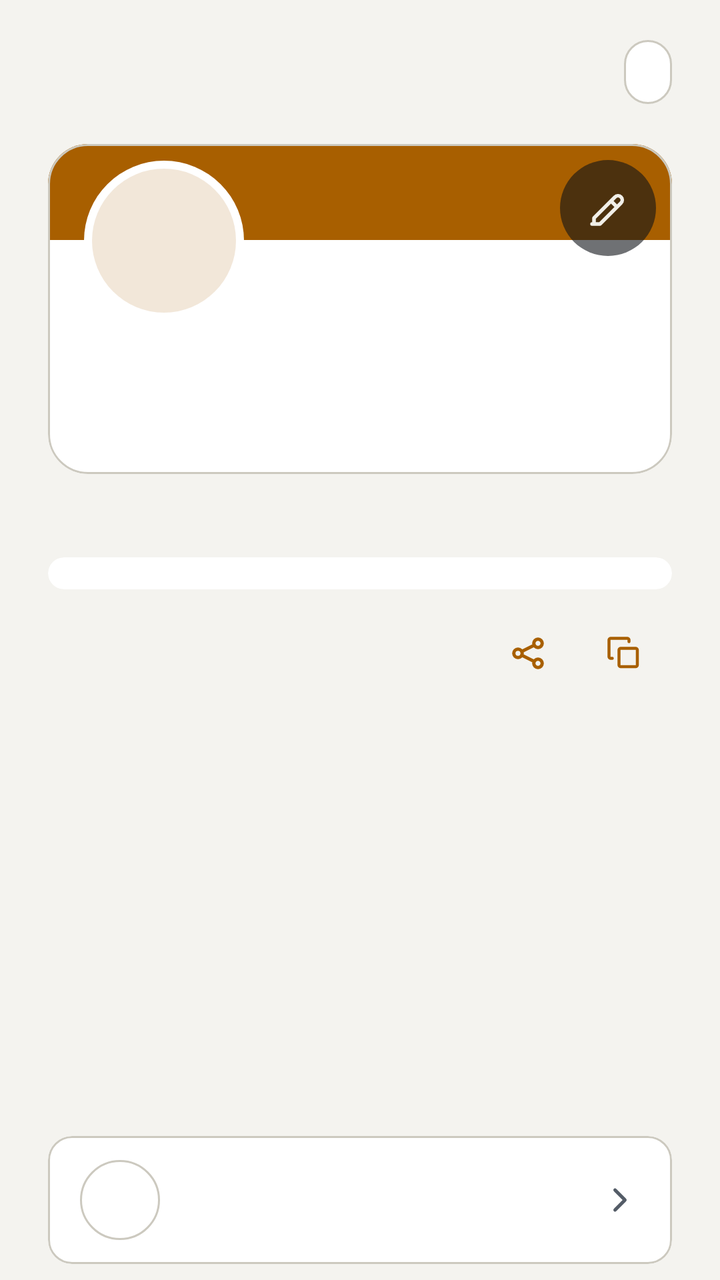
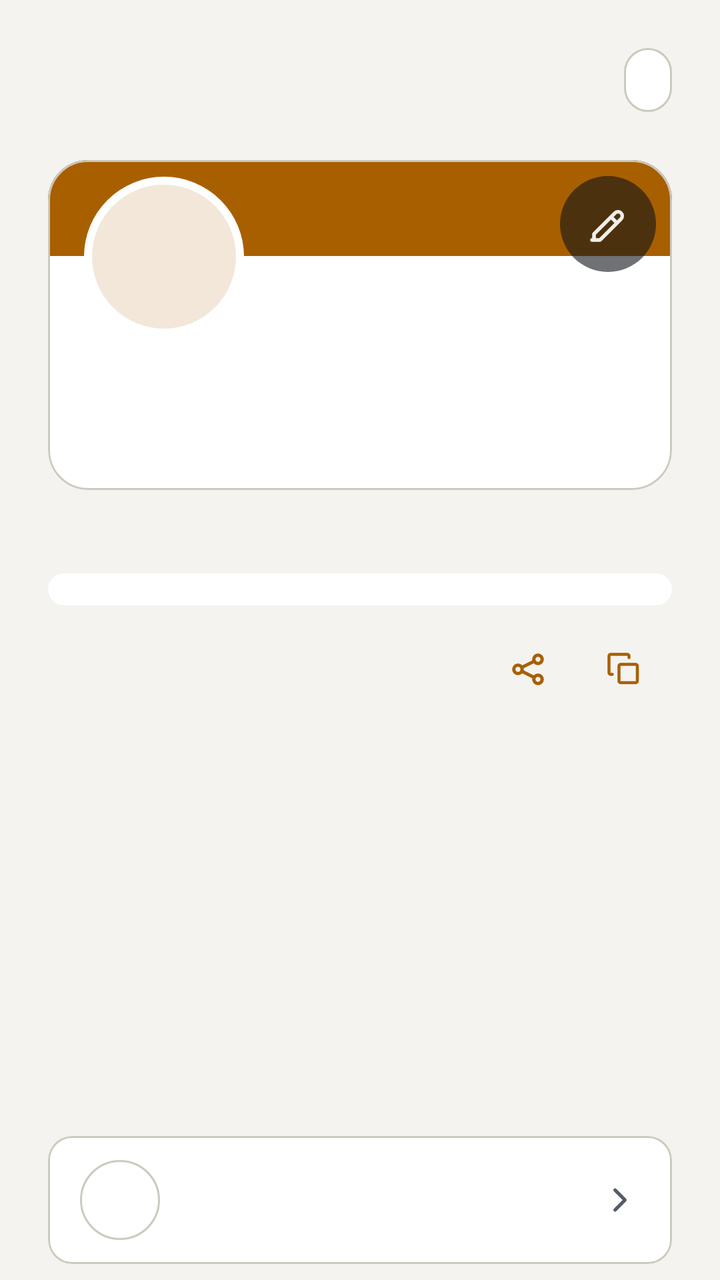

Two renders of the same Android screen: before a commit and after it. Below are the layout's source before the change and the commit's diff.
<!-- AndroidManifest.xml: application theme Theme.Tilde -->
<!-- res/layout/panel_share.xml -->
<?xml version="1.0" encoding="utf-8"?>
<LinearLayout xmlns:android="http://schemas.android.com/apk/res/android"
    xmlns:app="http://schemas.android.com/apk/res-auto"
    android:layout_width="match_parent"
    android:layout_height="match_parent"
    android:orientation="vertical">

    <ScrollView
        android:layout_width="match_parent"
        android:layout_height="0dp"
        android:layout_weight="1"
        android:fillViewport="true">

        <LinearLayout
            android:layout_width="match_parent"
            android:layout_height="wrap_content"
            android:orientation="vertical"
            android:paddingHorizontal="24dp"
            android:paddingTop="16dp"
            android:paddingBottom="16dp">

            <LinearLayout
                android:layout_width="match_parent"
                android:layout_height="wrap_content"
                android:gravity="center_vertical"
                android:orientation="horizontal">

                
                <TextView
                    android:id="@+id/brand"
                    android:layout_width="0dp"
                    android:layout_height="wrap_content"
                    android:layout_weight="1"
                    android:background="?attr/selectableItemBackground"
                    android:ellipsize="end"
                    android:minHeight="40dp"
                    android:gravity="center_vertical"
                    android:singleLine="true"
                    android:fontFamily="monospace"
                    android:textColor="@color/text"
                    android:textSize="16sp" />

                <TextView
                    android:id="@+id/state"
                    android:layout_width="wrap_content"
                    android:layout_height="wrap_content"
                    android:background="@drawable/bg_chip"
                    android:foreground="?attr/selectableItemBackgroundBorderless"
                    android:minHeight="32dp"
                    android:gravity="center"
                    android:paddingHorizontal="12dp"
                    android:paddingVertical="4dp"
                    android:textSize="13sp" />
            </LinearLayout>

            
            <FrameLayout
                android:layout_width="match_parent"
                android:layout_height="wrap_content"
                android:layout_marginTop="16dp">

                <include
                    android:id="@+id/profile_card"
                    layout="@layout/view_card"
                    android:layout_width="match_parent"
                    android:layout_height="wrap_content" />

                <ImageButton
                    android:id="@+id/card_edit"
                    android:layout_width="48dp"
                    android:layout_height="48dp"
                    android:layout_gravity="top|end"
                    android:layout_margin="8dp"
                    android:background="@drawable/bg_edit_button"
                    android:contentDescription="@string/edit_card"
                    android:padding="12dp"
                    android:src="@drawable/ic_edit"
                    app:tint="@color/on_band" />
            </FrameLayout>

            <com.google.android.material.button.MaterialButton
                android:id="@+id/set_up_profile"
                android:layout_width="wrap_content"
                android:layout_height="wrap_content"
                android:layout_gravity="center_horizontal"
                android:layout_marginTop="16dp"
                android:text="@string/set_up_profile"
                android:visibility="gone" />

            <TextView
                android:id="@+id/tagline"
                android:layout_width="match_parent"
                android:layout_height="wrap_content"
                android:layout_marginTop="4dp"
                android:gravity="center"
                android:textColor="@color/muted"
                android:textSize="16sp" />

            
            <com.google.android.material.card.MaterialCardView
                android:id="@+id/qr_card"
                android:layout_width="match_parent"
                android:layout_height="wrap_content"
                android:layout_gravity="center_horizontal"
                android:layout_marginTop="16dp"
                app:cardBackgroundColor="@color/qr_light"
                app:cardCornerRadius="20dp"
                app:cardElevation="0dp"
                app:strokeWidth="0dp">

                <ImageView
                    android:id="@+id/qr"
                    android:layout_width="match_parent"
                    android:layout_height="wrap_content"
                    android:adjustViewBounds="true"
                    android:contentDescription="@string/qr_description"
                    android:padding="8dp"
                    android:scaleType="fitCenter" />
            </com.google.android.material.card.MaterialCardView>

            
            <TextView
                android:id="@+id/qr_too_long"
                style="@style/Hint"
                android:layout_marginTop="24dp"
                android:gravity="center"
                android:text="@string/qr_too_long"
                android:visibility="gone" />

            
            <LinearLayout
                android:layout_width="match_parent"
                android:layout_height="wrap_content"
                android:layout_marginTop="8dp"
                android:gravity="center_vertical"
                android:orientation="horizontal">

                <TextView
                    android:id="@+id/qr_opens"
                    android:layout_width="0dp"
                    android:layout_height="wrap_content"
                    android:layout_weight="1"
                    android:ellipsize="middle"
                    android:gravity="center"
                    android:singleLine="true"
                    android:textColor="@color/text"
                    android:textSize="16sp" />

                <LinearLayout
                    android:id="@+id/share_actions"
                    android:layout_width="wrap_content"
                    android:layout_height="wrap_content"
                    android:orientation="horizontal">

                    <com.google.android.material.button.MaterialButton
                        android:id="@+id/share_send"
                        style="@style/Widget.Material3.Button.IconButton"
                        android:layout_width="48dp"
                        android:layout_height="48dp"
                        android:contentDescription="@string/share_send"
                        app:icon="@drawable/ic_nav_share"
                        app:iconTint="@color/accent" />

                    <com.google.android.material.button.MaterialButton
                        android:id="@+id/share_copy"
                        style="@style/Widget.Material3.Button.IconButton"
                        android:layout_width="48dp"
                        android:layout_height="48dp"
                        android:contentDescription="@string/share_copy"
                        app:icon="@drawable/ic_copy"
                        app:iconTint="@color/accent" />
                </LinearLayout>
            </LinearLayout>

            <LinearLayout
                android:id="@+id/wifi_missing"
                android:layout_width="match_parent"
                android:layout_height="wrap_content"
                android:layout_marginTop="24dp"
                android:gravity="center"
                android:orientation="vertical"
                android:visibility="gone">

                <TextView
                    style="@style/Hint"
                    android:gravity="center"
                    android:text="@string/wifi_missing" />

                <com.google.android.material.button.MaterialButton
                    android:id="@+id/open_settings"
                    style="@style/Widget.Material3.Button.TonalButton"
                    android:layout_width="wrap_content"
                    android:layout_height="wrap_content"
                    android:layout_marginTop="8dp"
                    android:text="@string/open_settings" />
            </LinearLayout>

            <TextView
                android:id="@+id/iphone_hint"
                android:layout_width="match_parent"
                android:layout_height="wrap_content"
                android:layout_marginTop="12dp"
                android:gravity="center"
                android:textColor="@color/accent"
                android:textSize="15sp" />

            <com.google.android.material.button.MaterialButton
                android:id="@+id/nfc_settings"
                style="@style/Widget.Material3.Button.TonalButton"
                android:layout_width="wrap_content"
                android:layout_height="wrap_content"
                android:layout_gravity="center_horizontal"
                android:layout_marginTop="12dp"
                android:text="@string/open_nfc_settings"
                android:visibility="gone" />

            <TextView
                android:id="@+id/meta"
                android:layout_width="match_parent"
                android:layout_height="wrap_content"
                android:layout_marginTop="10dp"
                android:fontFamily="monospace"
                android:gravity="center"
                android:textColor="@color/dim"
                android:textSize="12sp" />
        </LinearLayout>
    </ScrollView>

    
    <com.google.android.material.card.MaterialCardView
        android:id="@+id/share_row"
        style="@style/Widget.Material3.CardView.Outlined"
        android:layout_width="match_parent"
        android:layout_height="wrap_content"
        android:layout_marginHorizontal="24dp"
        android:layout_marginTop="4dp"
        android:clickable="true"
        android:focusable="true"
        app:cardBackgroundColor="@color/panel"
        app:strokeColor="@color/line_strong">

        <include android:id="@+id/share_row_content" layout="@layout/row_preset" />
    </com.google.android.material.card.MaterialCardView>

    
    <HorizontalScrollView
        android:id="@+id/quick_switch_scroll"
        android:layout_width="match_parent"
        android:layout_height="wrap_content"
        android:clipToPadding="false"
        android:paddingHorizontal="24dp"
        android:paddingVertical="4dp"
        android:scrollbars="none">

        <com.google.android.material.chip.ChipGroup
            android:id="@+id/quick_switch"
            android:layout_width="wrap_content"
            android:layout_height="wrap_content"
            app:selectionRequired="true"
            app:singleLine="true"
            app:singleSelection="true" />
    </HorizontalScrollView>
</LinearLayout>
<!-- res/layout/view_card.xml (included above) -->
<?xml version="1.0" encoding="utf-8"?>
<com.google.android.material.card.MaterialCardView xmlns:android="http://schemas.android.com/apk/res/android"
    xmlns:app="http://schemas.android.com/apk/res-auto"
    android:layout_width="match_parent"
    android:layout_height="wrap_content"
    app:cardBackgroundColor="@color/panel_raised"
    app:cardCornerRadius="20dp"
    app:cardElevation="0dp"
    app:strokeColor="@color/line_strong"
    app:strokeWidth="1dp">

    
    <LinearLayout
        android:layout_width="match_parent"
        android:layout_height="wrap_content"
        android:orientation="vertical"
        android:paddingBottom="16dp">

        
        <View
            android:id="@+id/card_band"
            android:layout_width="match_parent"
            android:layout_height="48dp"
            android:background="@color/accent" />

        
        <FrameLayout
            android:layout_width="80dp"
            android:layout_height="80dp"
            android:layout_marginStart="18dp"
            android:layout_marginTop="-40dp"
            android:background="@drawable/bg_avatar_ring"
            android:padding="4dp">

            <include
                android:id="@+id/card_avatar"
                layout="@layout/view_avatar"
                android:layout_width="match_parent"
                android:layout_height="match_parent" />
        </FrameLayout>

        <TextView
            android:id="@+id/name"
            android:layout_width="match_parent"
            android:layout_height="wrap_content"
            android:layout_marginHorizontal="20dp"
            android:layout_marginTop="6dp"
            android:textColor="@color/text"
            android:textSize="24sp"
            android:textStyle="bold" />

        <TextView
            android:id="@+id/card_title"
            android:layout_width="match_parent"
            android:layout_height="wrap_content"
            android:layout_marginHorizontal="20dp"
            android:layout_marginTop="2dp"
            android:textColor="@color/muted"
            android:textSize="15sp" />
    </LinearLayout>
</com.google.android.material.card.MaterialCardView>
<!-- res/layout/row_preset.xml (included above) -->
<?xml version="1.0" encoding="utf-8"?>
<LinearLayout xmlns:android="http://schemas.android.com/apk/res/android"
    xmlns:app="http://schemas.android.com/apk/res-auto"
    android:layout_width="match_parent"
    android:layout_height="wrap_content"
    android:background="?attr/selectableItemBackground"
    android:gravity="center_vertical"
    android:minHeight="64dp"
    android:orientation="horizontal"
    android:paddingHorizontal="16dp"
    android:paddingVertical="10dp">

    
    <FrameLayout
        android:layout_width="40dp"
        android:layout_height="40dp"
        android:background="@drawable/bg_monogram">

        <ImageView
            android:id="@+id/logo"
            android:layout_width="22dp"
            android:layout_height="22dp"
            android:layout_gravity="center"
            android:importantForAccessibility="no" />

        <TextView
            android:id="@+id/monogram"
            android:layout_width="match_parent"
            android:layout_height="match_parent"
            android:fontFamily="monospace"
            android:gravity="center"
            android:textColor="@color/accent"
            android:textSize="15sp"
            android:textStyle="bold" />
    </FrameLayout>

    <LinearLayout
        android:layout_width="0dp"
        android:layout_height="wrap_content"
        android:layout_marginStart="14dp"
        android:layout_weight="1"
        android:orientation="vertical">

        <TextView
            android:id="@+id/title"
            android:layout_width="match_parent"
            android:layout_height="wrap_content"
            android:textColor="@color/text"
            android:textSize="16sp" />

        <TextView
            android:id="@+id/subtitle"
            android:layout_width="match_parent"
            android:layout_height="wrap_content"
            android:layout_marginTop="2dp"
            android:ellipsize="end"
            android:maxLines="1"
            android:textColor="@color/muted"
            android:textSize="13sp" />

        
        <TextView
            android:id="@+id/note"
            android:layout_width="match_parent"
            android:layout_height="wrap_content"
            android:layout_marginTop="2dp"
            android:text="@string/iphone_scan_only"
            android:textColor="@color/accent"
            android:textSize="13sp"
            android:visibility="gone" />
    </LinearLayout>

    
    <ImageView
        android:id="@+id/star"
        android:layout_width="40dp"
        android:layout_height="40dp"
        android:layout_marginStart="4dp"
        android:background="?attr/selectableItemBackgroundBorderless"
        android:contentDescription="@string/picker_star"
        android:padding="9dp"
        android:src="@drawable/ic_star"
        android:visibility="gone"
        app:tint="@color/muted" />

    
    <TextView
        android:id="@+id/set_up"
        android:layout_width="wrap_content"
        android:layout_height="wrap_content"
        android:layout_marginStart="8dp"
        android:text="@string/picker_set_up"
        android:textColor="@color/accent"
        android:textSize="14sp"
        android:textStyle="bold"
        android:visibility="gone" />

    <ImageView
        android:id="@+id/end"
        android:layout_width="20dp"
        android:layout_height="20dp"
        android:layout_marginStart="8dp"
        android:importantForAccessibility="no"
        android:src="@drawable/ic_chevron"
        app:tint="@color/muted" />
</LinearLayout>
<!-- res/layout/view_avatar.xml (included above) -->
<?xml version="1.0" encoding="utf-8"?>
<FrameLayout xmlns:android="http://schemas.android.com/apk/res/android"
    xmlns:app="http://schemas.android.com/apk/res-auto"
    android:layout_width="match_parent"
    android:layout_height="match_parent">

    <TextView
        android:id="@+id/avatar_initials"
        android:layout_width="match_parent"
        android:layout_height="match_parent"
        android:background="@drawable/bg_avatar"
        android:gravity="center"
        android:textColor="@color/accent"
        android:textSize="24sp"
        android:textStyle="bold" />

    <com.google.android.material.imageview.ShapeableImageView
        android:id="@+id/avatar_photo"
        android:layout_width="match_parent"
        android:layout_height="match_parent"
        android:importantForAccessibility="no"
        android:scaleType="centerCrop"
        android:visibility="gone"
        app:shapeAppearanceOverlay="@style/Circle" />
</FrameLayout>
<!-- resources referenced by this layout -->
<resources>
  <color name="accent">#A85F00</color>
  <color name="dim">#68717C</color>
  <color name="line_strong">#CCC9BF</color>
  <color name="muted">#545C67</color>
  <color name="on_band">#F1EFE8</color>
  <color name="panel">#FFFFFF</color>
  <color name="panel_raised">#FFFFFF</color>
  <color name="qr_light">#FFFFFF</color>
  <color name="text">#15181D</color>
  <!-- drawable bg_avatar (drawable) -->
  <?xml version="1.0" encoding="utf-8"?>
  <shape xmlns:android="http://schemas.android.com/apk/res/android" android:shape="oval">
      <solid android:color="@color/accent_soft" />
  </shape>
  <!-- drawable bg_avatar_ring (drawable) -->
  <?xml version="1.0" encoding="utf-8"?>
  <shape xmlns:android="http://schemas.android.com/apk/res/android" android:shape="oval">
      <solid android:color="@color/panel_raised" />
  </shape>
  <!-- drawable bg_chip (drawable) -->
  <?xml version="1.0" encoding="utf-8"?>
  <shape xmlns:android="http://schemas.android.com/apk/res/android">
      <corners android:radius="999dp" />
      <solid android:color="@color/panel" />
      <stroke android:width="1dp" android:color="@color/line_strong" />
  </shape>
  <!-- drawable bg_edit_button (drawable) -->
  <?xml version="1.0" encoding="utf-8"?>
  <ripple xmlns:android="http://schemas.android.com/apk/res/android" android:color="#33FFFFFF">
      <item>
          <shape android:shape="oval">
              <solid android:color="#99101318" />
          </shape>
      </item>
  </ripple>
  <!-- drawable bg_monogram (drawable) -->
  <?xml version="1.0" encoding="utf-8"?>
  <shape xmlns:android="http://schemas.android.com/apk/res/android" android:shape="oval">
      <solid android:color="@color/panel_raised" />
      <stroke android:width="1dp" android:color="@color/line_strong" />
  </shape>
  <!-- drawable ic_chevron (drawable) -->
  <?xml version="1.0" encoding="utf-8"?>
  <vector xmlns:android="http://schemas.android.com/apk/res/android"
      android:width="24dp" android:height="24dp" android:viewportWidth="24" android:viewportHeight="24">
      <path android:fillColor="#00000000" android:strokeColor="#FFFFFFFF" android:strokeWidth="2"
          android:strokeLineCap="round" android:strokeLineJoin="round" android:pathData="M9,6L15,12L9,18" />
  </vector>
  <string name="edit_card">Edit card</string>
  <string name="iphone_scan_only">iPhone: scan the code</string>
  <string name="open_nfc_settings">Turn on NFC</string>
  <string name="open_settings">Open settings</string>
  <string name="picker_set_up">Set up</string>
  <string name="picker_star">Show in the quick-switch row</string>
  <string name="qr_description">QR code for what a tap shares</string>
  <string name="qr_too_long">Too long for a QR code. Shorten your link or details.</string>
  <string name="set_up_profile">Set up your profile</string>
  <string name="share_copy">Copy link</string>
  <string name="share_send">Send</string>
  <string name="wifi_missing">Add the Wi-Fi name and password in Settings to share it.</string>
  <style name="Circle">
          <item name="cornerFamily">rounded</item>
          <item name="cornerSize">50%</item>
      </style>
  <style name="Hint">
          <item name="android:layout_width">match_parent</item>
          <item name="android:layout_height">wrap_content</item>
          <item name="android:textColor">@color/muted</item>
          <item name="android:textSize">14sp</item>
      </style>
  <color name="accent_soft">#26A85F00</color>
  <color name="bg">#F4F3EF</color>
  <color name="field_outline">#8E8A7E</color>
  <color name="line">#E2E0D9</color>
  <style name="ThemeOverlay.Tilde.BottomSheet" parent="ThemeOverlay.Material3.BottomSheetDialog">
          <item name="colorSurfaceContainerLow">@color/panel</item>
      </style>
</resources>

<!-- the commit's change to res/layout/panel_share.xml (unified diff, before → after) -->
@@ -33,7 +33,7 @@
                     android:layout_weight="1"
                     android:background="?attr/selectableItemBackground"
                     android:ellipsize="end"
-                    android:minHeight="40dp"
+                    android:minHeight="48dp"
                     android:gravity="center_vertical"
                     android:singleLine="true"
                     android:fontFamily="monospace"
@@ -44,12 +44,12 @@
                     android:id="@+id/state"
                     android:layout_width="wrap_content"
                     android:layout_height="wrap_content"
-                    android:background="@drawable/bg_chip"
+                    android:background="@drawable/bg_chip_inset"
                     android:foreground="?attr/selectableItemBackgroundBorderless"
-                    android:minHeight="32dp"
+                    android:minHeight="48dp"
                     android:gravity="center"
                     android:paddingHorizontal="12dp"
-                    android:paddingVertical="4dp"
+                    android:paddingVertical="12dp"
                     android:textSize="13sp" />
             </LinearLayout>
 
@@ -399,12 +399,11 @@
     
     <ImageView
         android:id="@+id/star"
-        android:layout_width="40dp"
-        android:layout_height="40dp"
-        android:layout_marginStart="4dp"
+        android:layout_width="48dp"
+        android:layout_height="48dp"
         android:background="?attr/selectableItemBackgroundBorderless"
         android:contentDescription="@string/picker_star"
-        android:padding="9dp"
+        android:padding="13dp"
         android:src="@drawable/ic_star"
         android:visibility="gone"
         app:tint="@color/muted" />
<!-- resource entries referenced after the edit -->
@@ -19,13 +19,12 @@
   <shape xmlns:android="http://schemas.android.com/apk/res/android" android:shape="oval">
       <solid android:color="@color/panel_raised" />
   </shape>
-  <!-- drawable bg_chip (drawable) -->
+  <!-- drawable bg_chip_inset (drawable) -->
   <?xml version="1.0" encoding="utf-8"?>
-  <shape xmlns:android="http://schemas.android.com/apk/res/android">
-      <corners android:radius="999dp" />
-      <solid android:color="@color/panel" />
-      <stroke android:width="1dp" android:color="@color/line_strong" />
-  </shape>
+  <inset xmlns:android="http://schemas.android.com/apk/res/android"
+      android:drawable="@drawable/bg_chip"
+      android:insetTop="8dp"
+      android:insetBottom="8dp" />
   <!-- drawable bg_edit_button (drawable) -->
   <?xml version="1.0" encoding="utf-8"?>
   <ripple xmlns:android="http://schemas.android.com/apk/res/android" android:color="#33FFFFFF">
@@ -71,6 +70,13 @@
           <item name="android:textSize">14sp</item>
       </style>
   <color name="accent_soft">#26A85F00</color>
+  <!-- drawable bg_chip (drawable) -->
+  <?xml version="1.0" encoding="utf-8"?>
+  <shape xmlns:android="http://schemas.android.com/apk/res/android">
+      <corners android:radius="999dp" />
+      <solid android:color="@color/panel" />
+      <stroke android:width="1dp" android:color="@color/line_strong" />
+  </shape>
   <color name="bg">#F4F3EF</color>
   <color name="field_outline">#8E8A7E</color>
   <color name="line">#E2E0D9</color>
